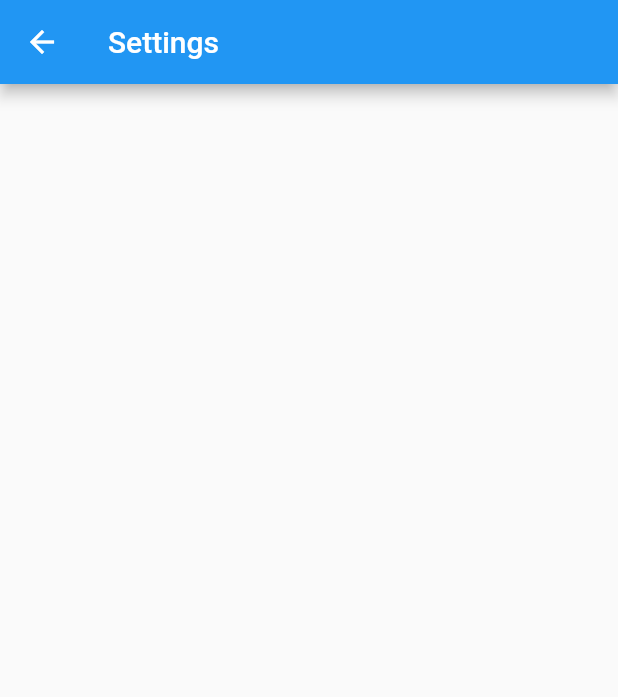
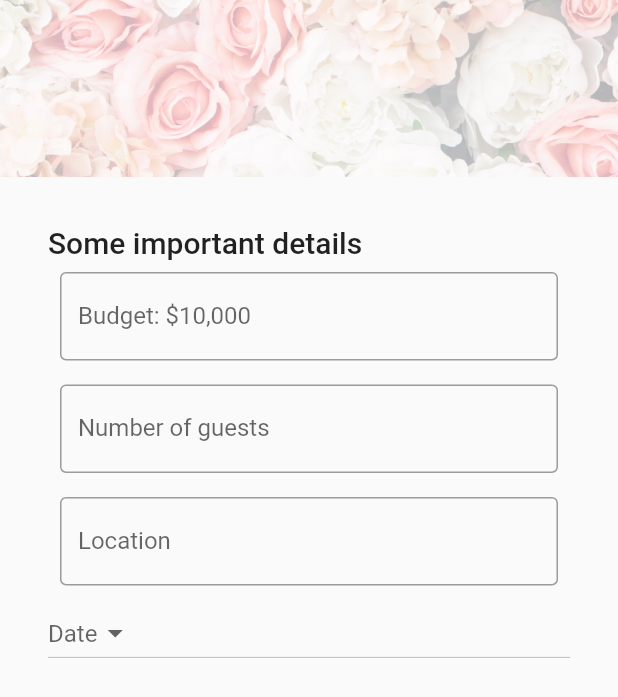
Before and after one commit to CarsonRedeye/bridezilla, a Flutter app: the screen it shows after launch, after a tap on "PLAN YOUR WEDDING", on a phone screen of 412 x 824 dp. Shown: the top 697 px of the screen. Run offline on Flutter 3.47's test engine with Material 2 defaults, Android fonts, the phone set to English and light mode, and no system bars.

Commit message:
add info screen

```diff
--- a/lib/HomeScreen.dart
+++ b/lib/HomeScreen.dart
@@ -1,3 +1,4 @@
+import 'package:bridezilla/InformationScreen.dart';
 import 'package:bridezilla/Screen2.dart';
 import 'package:bridezilla/SettingsScreen.dart';
 import 'package:bridezilla/colors.dart';
@@ -93,7 +94,7 @@ class _HomeScreenState extends State<HomeScreen> {
                   onPressed: () => Navigator.push(
                       context,
                       MaterialPageRoute(
-                          builder: (context) => SettingsScreen())),
+                          builder: (context) => InformationScreen())),
                   child: Padding(
                     padding: const EdgeInsets.all(16.0),
                     child: Text(
--- /dev/null
+++ b/lib/InformationScreen.dart
@@ -0,0 +1,75 @@
+import 'package:flutter/material.dart';
+
+class InformationScreen extends StatefulWidget {
+  @override
+  InformationScreenState createState() {
+    return new InformationScreenState();
+  }
+}
+
+class InformationScreenState extends State<InformationScreen> {
+  @override
+  Widget build(BuildContext context) {
+    return Scaffold(
+      body: Column(
+        children: [
+          Image.asset(
+            'assets/rose-bar.jpg',
+          ),
+          Padding(
+            padding: const EdgeInsets.all(32.0),
+            child: Column(
+              crossAxisAlignment: CrossAxisAlignment.stretch,
+              mainAxisAlignment: MainAxisAlignment.end,
+              children: <Widget>[
+                Text("Some important details",
+                style: Theme.of(context).textTheme.title,),
+                Padding(
+                  padding: const EdgeInsets.all(8.0),
+                  child: TextField(
+                    decoration: InputDecoration(
+                        border: OutlineInputBorder(),
+                        hintText: 'Enter text',
+                        labelText: 'Budget: \$10,000'),
+                    controller: new TextEditingController(),
+                  ),
+                ),
+                Padding(
+                  padding: const EdgeInsets.all(8.0),
+                  child: TextField(
+                    decoration: InputDecoration(
+                        border: OutlineInputBorder(),
+                        hintText: 'Enter text',
+                        labelText: 'Number of guests'),
+                    controller: new TextEditingController(),
+                  ),
+                ),
+                Padding(
+                  padding: const EdgeInsets.all(8.0),
+                  child: TextField(
+                    decoration: InputDecoration(
+                        border: OutlineInputBorder(),
+                        hintText: 'Enter text',
+                        labelText: 'Location'),
+                    controller: new TextEditingController(),
+                  ),
+                ),
+                DropdownButton<String>(
+                  items: <String>['A', 'B', 'C', 'D'].map((String value) {
+                    return new DropdownMenuItem<String>(
+                      value: value,
+                      child: new Text(value),
+                    );
+                  }).toList(),
+                  hint: Text("Date"),
+                  onChanged: (_) {},
+                ),
+              ],
+            ),
+          ),
+
+        ],
+      ),
+    );
+  }
+}
```
Also changed, not shown: assets/rose-bar.jpg (added), assets/task-list.jpg (added).
